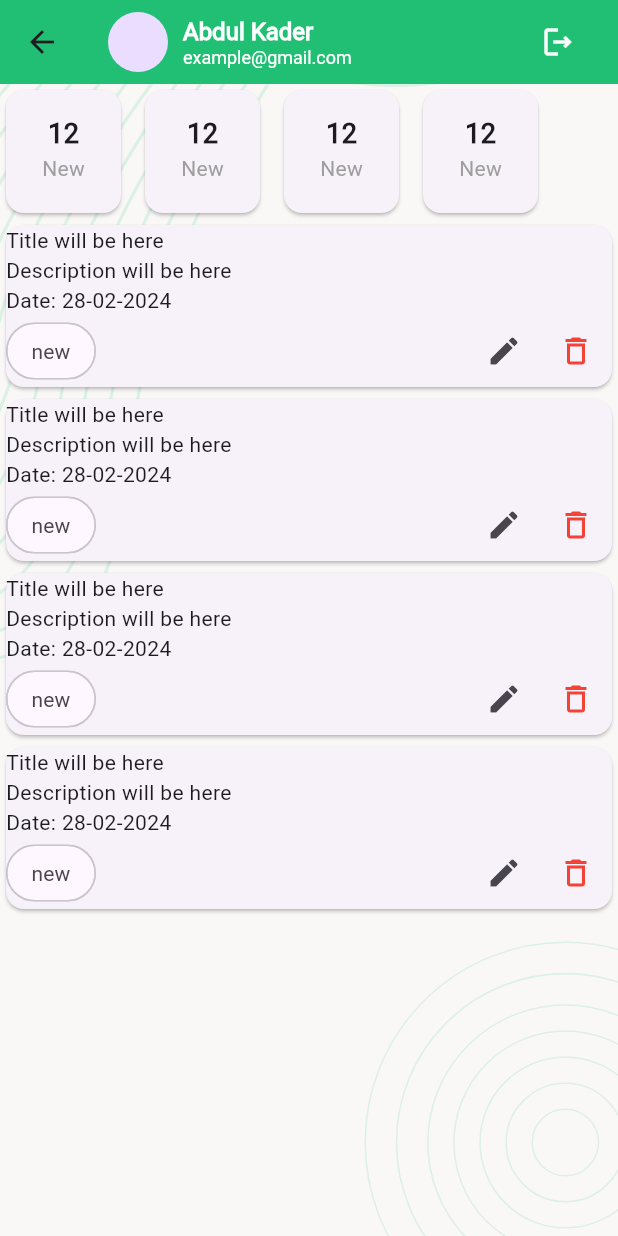
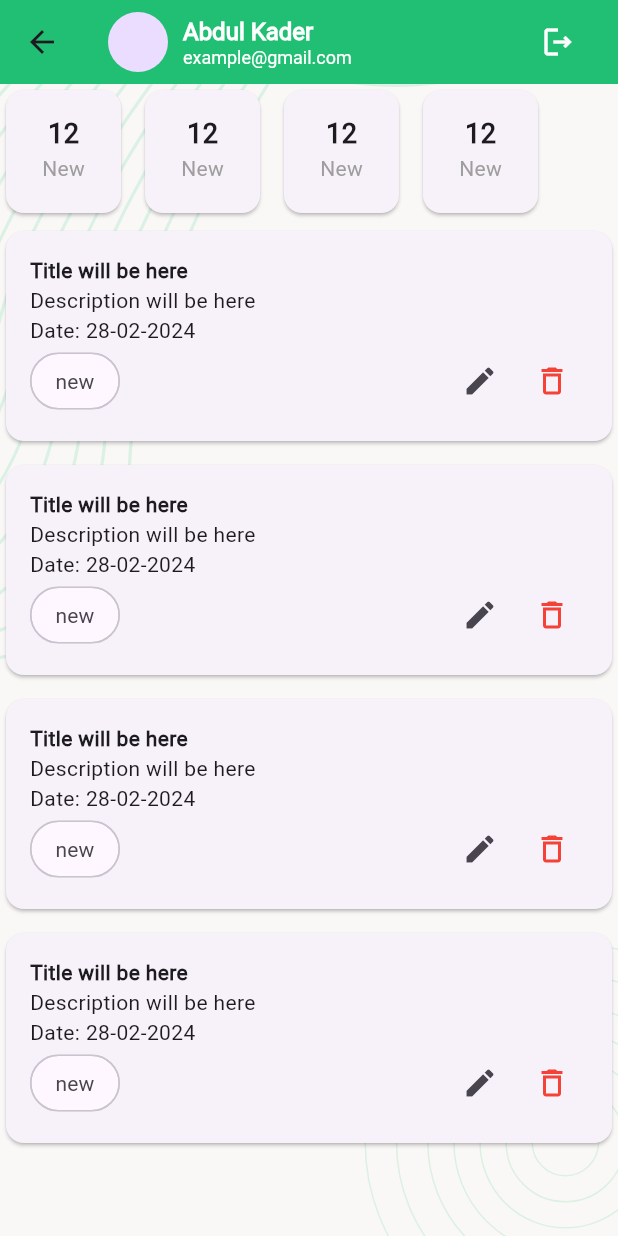
Before and after one commit to kdrbipul/task_manager_project_business, a Flutter app: the NewTaskScreen screen opened directly, on a phone screen of 412 x 824 dp. Run offline on Flutter 3.47's test engine with Material 3 defaults, Android fonts, the phone set to English and light mode, and no system bars; our stand-ins replace flutter_svg, pin_code_fields.

Commit message:
new task screen add

```diff
--- a/lib/presentation/screens/new_task_screen.dart
+++ b/lib/presentation/screens/new_task_screen.dart
@@ -1,4 +1,5 @@
 import 'package:flutter/material.dart';
+import 'package:task_manager_project/presentation/screens/task_card.dart';
 import 'package:task_manager_project/presentation/screens/task_counter_card.dart';
 import 'package:task_manager_project/presentation/widgets/bg_image_screen.dart';
 import 'package:task_manager_project/presentation/widgets/profile_bar.dart';
@@ -22,27 +23,8 @@ class _NewTaskScreenState extends State<NewTaskScreen> {
             Expanded(
               child: ListView.builder(
                 itemCount: 4,
-                itemBuilder: (
-                    context, index) {
-                  return  Card(
-                    child: Column(
-                      crossAxisAlignment: CrossAxisAlignment.start,
-                      children: [
-                        const Text('Title will be here'),
-                        const Text('Description will be here'),
-                        const Text('Date: 28-02-2024'),
-
-                        Row(
-                          children: [
-                            const Chip(label: Text('new'),),
-                            const Spacer(),
-                            IconButton(onPressed: (){}, icon: const Icon(Icons.edit),),
-                            IconButton(onPressed: (){}, icon: const Icon(Icons.delete_outline, color: Colors.red,),),
-                          ],
-                        )
-                      ],
-                    ),
-                  );
+                itemBuilder: (context, index) {
+                  return const TaskCard();
                 },
               ),
             ),
@@ -51,8 +33,9 @@ class _NewTaskScreenState extends State<NewTaskScreen> {
       ),
     );
   }
-  Widget get taskCounterSection{
-    return  SizedBox(
+
+  Widget get taskCounterSection {
+    return SizedBox(
       height: 90,
       child: ListView.separated(
         scrollDirection: Axis.horizontal,
--- /dev/null
+++ b/lib/presentation/screens/task_card.dart
@@ -0,0 +1,44 @@
+import 'package:flutter/material.dart';
+
+class TaskCard extends StatelessWidget {
+  const TaskCard({
+    super.key,
+  });
+
+  @override
+  Widget build(BuildContext context) {
+    return Card(
+      margin: const EdgeInsets.symmetric(vertical: 8, horizontal: 4),
+      child: Padding(
+        padding: const EdgeInsets.all(16),
+        child: Column(
+          crossAxisAlignment: CrossAxisAlignment.start,
+          children: [
+            const Text('Title will be here', style: TextStyle(fontWeight: FontWeight.bold),),
+            const Text('Description will be here'),
+            const Text('Date: 28-02-2024'),
+            Row(
+              children: [
+                const Chip(
+                  label: Text('new'),
+                ),
+                const Spacer(),
+                IconButton(
+                  onPressed: () {},
+                  icon: const Icon(Icons.edit),
+                ),
+                IconButton(
+                  onPressed: () {},
+                  icon: const Icon(
+                    Icons.delete_outline,
+                    color: Colors.red,
+                  ),
+                ),
+              ],
+            )
+          ],
+        ),
+      ),
+    );
+  }
+}
```
